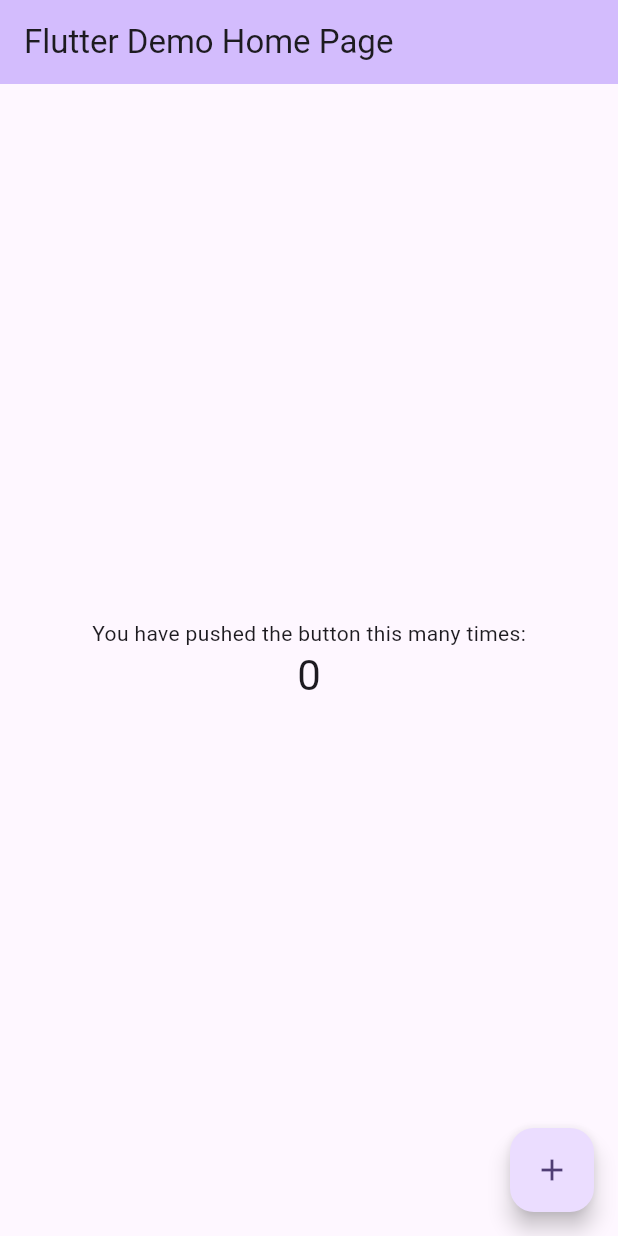
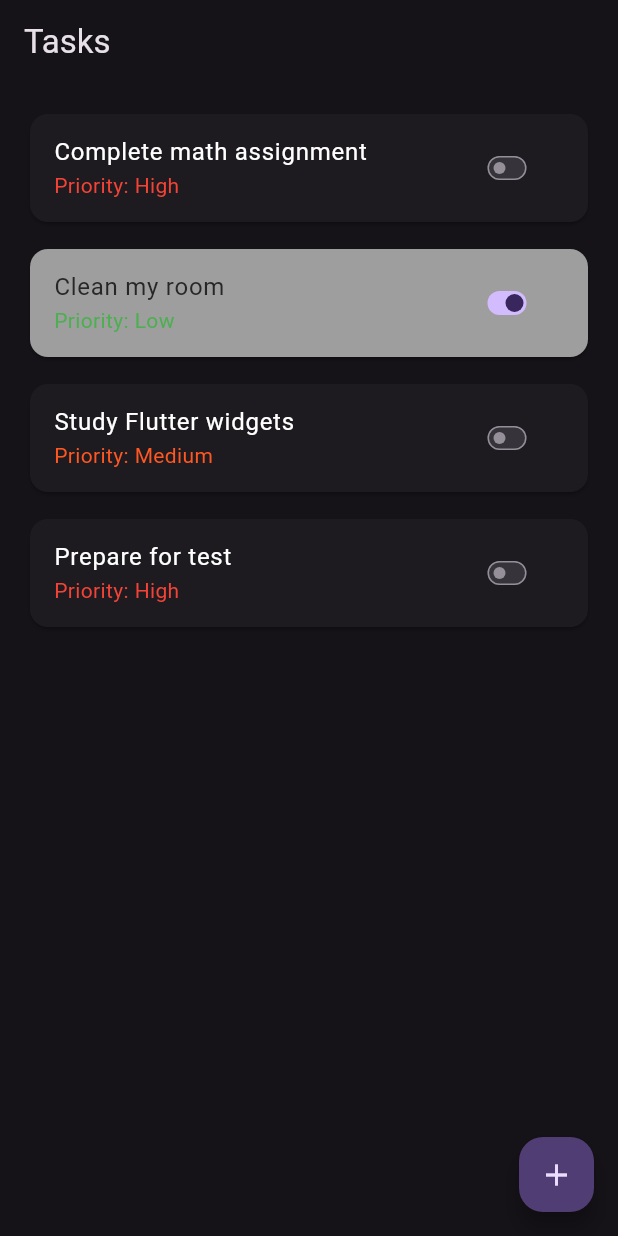
Before and after one commit to Devjineer/flutter_smart_task_tracker, a Flutter app: the screen it shows after launch, on a phone screen of 412 x 824 dp. Run offline on Flutter 3.47's test engine with Material 3 defaults, Android fonts, the phone set to English and light mode, and no system bars.

Commit message:
almost done

```diff
--- a/lib/main.dart
+++ b/lib/main.dart
@@ -1,4 +1,5 @@
 import 'package:flutter/material.dart';
+import 'package:smart_task_tracker/screens/home_screen.dart';
 
 void main() {
   runApp(const MyApp());
@@ -7,116 +8,18 @@ void main() {
 class MyApp extends StatelessWidget {
   const MyApp({super.key});
 
-  // This widget is the root of your application.
   @override
   Widget build(BuildContext context) {
     return MaterialApp(
       title: 'Flutter Demo',
+      debugShowCheckedModeBanner: false,
       theme: ThemeData(
-        // This is the theme of your application.
-        //
-        // TRY THIS: Try running your application with "flutter run". You'll see
-        // the application has a purple toolbar. Then, without quitting the app,
-        // try changing the seedColor in the colorScheme below to Colors.green
-        // and then invoke "hot reload" (save your changes or press the "hot
-        // reload" button in a Flutter-supported IDE, or press "r" if you used
-        // the command line to start the app).
-        //
-        // Notice that the counter didn't reset back to zero; the application
-        // state is not lost during the reload. To reset the state, use hot
-        // restart instead.
-        //
-        // This works for code too, not just values: Most code changes can be
-        // tested with just a hot reload.
-        colorScheme: .fromSeed(seedColor: Colors.deepPurple),
+        colorScheme: ColorScheme.fromSeed(
+          seedColor: Colors.deepPurple,
+          brightness: Brightness.dark,
+        ),
       ),
-      home: const MyHomePage(title: 'Flutter Demo Home Page'),
+      home: const HomeScreen(),
     );
   }
 }
-
-class MyHomePage extends StatefulWidget {
-  const MyHomePage({super.key, required this.title});
-
-  // This widget is the home page of your application. It is stateful, meaning
-  // that it has a State object (defined below) that contains fields that affect
-  // how it looks.
-
-  // This class is the configuration for the state. It holds the values (in this
-  // case the title) provided by the parent (in this case the App widget) and
-  // used by the build method of the State. Fields in a Widget subclass are
-  // always marked "final".
-
-  final String title;
-
-  @override
-  State<MyHomePage> createState() => _MyHomePageState();
-}
-
-class _MyHomePageState extends State<MyHomePage> {
-  int _counter = 0;
-
-  void _incrementCounter() {
-    setState(() {
-      // This call to setState tells the Flutter framework that something has
-      // changed in this State, which causes it to rerun the build method below
-      // so that the display can reflect the updated values. If we changed
-      // _counter without calling setState(), then the build method would not be
-      // called again, and so nothing would appear to happen.
-      _counter++;
-    });
-  }
-
-  @override
-  Widget build(BuildContext context) {
-    // This method is rerun every time setState is called, for instance as done
-    // by the _incrementCounter method above.
-    //
-    // The Flutter framework has been optimized to make rerunning build methods
-    // fast, so that you can just rebuild anything that needs updating rather
-    // than having to individually change instances of widgets.
-    return Scaffold(
-      appBar: AppBar(
-        // TRY THIS: Try changing the color here to a specific color (to
-        // Colors.amber, perhaps?) and trigger a hot reload to see the AppBar
-        // change color while the other colors stay the same.
-        backgroundColor: Theme.of(context).colorScheme.inversePrimary,
-        // Here we take the value from the MyHomePage object that was created by
-        // the App.build method, and use it to set our appbar title.
-        title: Text(widget.title),
-      ),
-      body: Center(
-        // Center is a layout widget. It takes a single child and positions it
-        // in the middle of the parent.
-        child: Column(
-          // Column is also a layout widget. It takes a list of children and
-          // arranges them vertically. By default, it sizes itself to fit its
-          // children horizontally, and tries to be as tall as its parent.
-          //
-          // Column has various properties to control how it sizes itself and
-          // how it positions its children. Here we use mainAxisAlignment to
-          // center the children vertically; the main axis here is the vertical
-          // axis because Columns are vertical (the cross axis would be
-          // horizontal).
-          //
-          // TRY THIS: Invoke "debug painting" (choose the "Toggle Debug Paint"
-          // action in the IDE, or press "p" in the console), to see the
-          // wireframe for each widget.
-          mainAxisAlignment: .center,
-          children: [
-            const Text('You have pushed the button this many times:'),
-            Text(
-              '$_counter',
-              style: Theme.of(context).textTheme.headlineMedium,
-            ),
-          ],
-        ),
-      ),
-      floatingActionButton: FloatingActionButton(
-        onPressed: _incrementCounter,
-        tooltip: 'Increment',
-        child: const Icon(Icons.add),
-      ),
-    );
-  }
-}
--- /dev/null
+++ b/lib/models/task_models.dart
@@ -0,0 +1,8 @@
+class Task {
+  final int id;
+  final String title;
+  bool isCompleted;
+  final String priority;
+
+  Task({required this.id, required this.title, required  this.isCompleted, required this.priority});
+}
--- /dev/null
+++ b/lib/screens/home_screen.dart
@@ -0,0 +1,83 @@
+import 'package:flutter/material.dart';
+import 'package:smart_task_tracker/models/task_models.dart';
+import 'package:smart_task_tracker/screens/task_detail_screen.dart';
+import 'package:smart_task_tracker/widgets/task_card.dart';
+
+class HomeScreen extends StatefulWidget {
+  const HomeScreen({super.key});
+
+  @override
+  State<HomeScreen> createState() => _HomeScreenState();
+}
+
+class _HomeScreenState extends State<HomeScreen> {
+  final List<Task> tasks = [
+    Task(
+      id: 1,
+      title: "Complete math assignment",
+      isCompleted: false,
+      priority: "High",
+    ),
+    Task(id: 2, title: "Clean my room", isCompleted: true, priority: "Low"),
+    Task(
+      id: 3,
+      title: "Study Flutter widgets",
+      isCompleted: false,
+      priority: "Medium",
+    ),
+    Task(
+      id: 4,
+      title: "Prepare for test",
+      isCompleted: false,
+      priority: "High",
+    ),
+  ];
+
+  void toggleTask(int index) {
+    setState(() {
+      tasks[index].isCompleted = !tasks[index].isCompleted;
+    });
+  }
+
+  Widget _buildList() {
+    return ListView.builder(
+      itemCount: tasks.length,
+      padding: EdgeInsets.all(16.0),
+      itemBuilder: (context, index) {
+        // if (index.isOdd) return Divider();
+
+        // debugPrint('${index ~/ 2}');
+
+        return _buildRow(tasks[index], index);
+      },
+    );
+  }
+
+  Widget _buildRow(Task task, index) {
+    return GestureDetector(
+      onTap: () {
+        Navigator.push(
+          context,
+          MaterialPageRoute(builder: (context) => TaskDetailScreen(task: task)),
+        );
+      },
+      child: Padding(
+        padding: EdgeInsets.only(bottom: 10),
+        child: TaskCard(task: task, onToggle: () => toggleTask(index)),
+      ),
+    );
+  }
+
+  @override
+  Widget build(BuildContext context) {
+    return Scaffold(
+      appBar: AppBar(title: Text("Tasks")),
+      floatingActionButton: SizedBox(
+        width: 50,
+        height: 50,
+        child: FloatingActionButton(onPressed: () {}, child: Icon(Icons.add)),
+      ),
+      body: _buildList(),
+    );
+  }
+}
--- /dev/null
+++ b/lib/screens/task_detail_screen.dart
@@ -0,0 +1,54 @@
+import 'package:flutter/material.dart';
+import 'package:smart_task_tracker/models/task_models.dart';
+
+class TaskDetailScreen extends StatelessWidget {
+  final Task task;
+  // final VoidCallback onToggle;
+
+  const TaskDetailScreen({
+    super.key,
+    required this.task,
+    // required this.onToggle,
+  });
+
+  @override
+  Widget build(BuildContext context) {
+    return Scaffold(
+      appBar: AppBar(title: Text("Task Details")),
+      body: Padding(
+        padding: const EdgeInsets.all(16),
+        child: Column(
+          crossAxisAlignment: CrossAxisAlignment.start,
+          children: [
+            Text(
+              task.title,
+              style: const TextStyle(
+                fontSize: 22,
+                fontWeight: FontWeight.bold,
+              ),
+            ),
+
+            const SizedBox(height: 12),
+
+            Text("Priority: ${task.priority}"),
+
+            const SizedBox(height: 20),
+
+            Row(
+              children: [
+                const Text("Completed"),
+                const SizedBox(width: 10),
+                Switch(
+                  value: task.isCompleted,
+                  onChanged: (_) {
+                    // onToggle();
+                  },
+                ),
+              ],
+            ),
+          ],
+        ),
+      ),
+    );
+  }
+}
--- /dev/null
+++ b/lib/widgets/task_card.dart
@@ -0,0 +1,38 @@
+import 'package:flutter/material.dart';
+import 'package:smart_task_tracker/models/task_models.dart';
+
+class TaskCard extends StatelessWidget {
+  final Task task;
+  final VoidCallback onToggle;
+
+  const TaskCard({super.key, required this.task, required this.onToggle});
+
+  @override
+  Widget build(BuildContext context) {
+    return Card(
+      color: task.isCompleted ? Colors.grey : null,
+      child: ListTile(
+        title: Text(
+          task.title,
+          style: TextStyle(
+            color: task.isCompleted ? const Color.fromARGB(255, 39, 39, 39) : Colors.white,
+          ),
+        ),
+        subtitle: Text(
+          "Priority: ${task.priority}",
+          style: TextStyle(
+            color: task.priority == 'Medium'
+                ? Colors.deepOrange
+                : task.priority == 'High'
+                ? Colors.red
+                : Colors.green,
+          ),
+        ),
+        trailing: Transform.scale(
+          scale: 0.5,
+          child: Switch(value: task.isCompleted, onChanged: (_) => onToggle()),
+        ),
+      ),
+    );
+  }
+}
```
